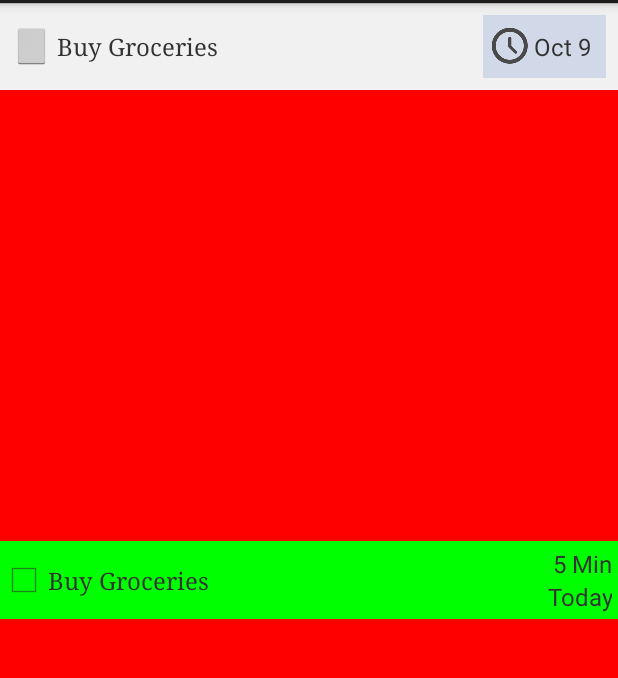
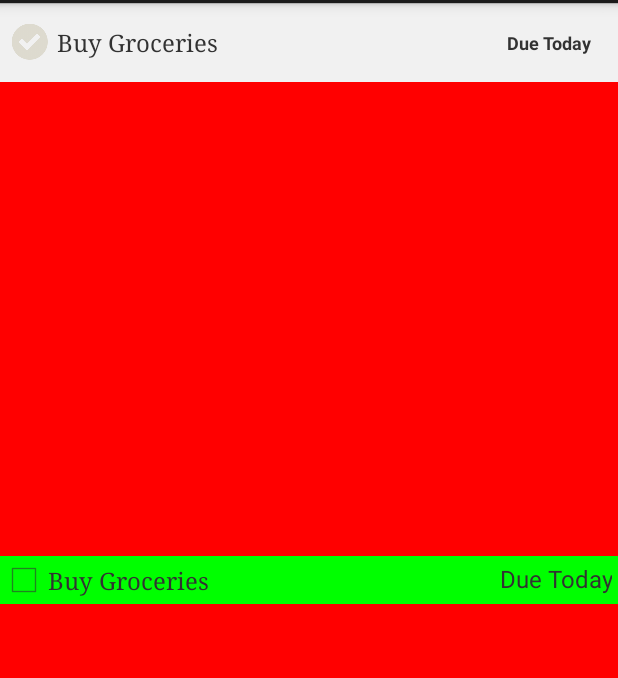
Before and after one commit to odedhb/SmartNote, an Android app: the layout item.xml on its own in the app's theme, with its tools: preview values and no code run, on a phone screen of 412 x 824 dp, the part 69-747 px from its top. Run offline under Robolectric (Android 15) with nearby library versions, the phone set to English and light mode, and no system bars.

Commit message:
Design Changes
added new icons,
changed color strings,
adjusted colors and spacing

```diff
--- /dev/null
+++ b/SmartNoteApp/app/src/main/res/drawable/check_selector.xml
@@ -0,0 +1,8 @@
+<?xml version="1.0" encoding="utf-8"?>
+<selector xmlns:android="http://schemas.android.com/apk/res/android">
+
+
+    <item android:drawable="@drawable/check_selected_icon" android:state_pressed="true"></item>
+    <item android:drawable="@drawable/check_icon"></item>
+
+</selector>
--- /dev/null
+++ b/SmartNoteApp/app/src/main/res/drawable/list_divider.xml
@@ -0,0 +1,5 @@
+<?xml version="1.0" encoding="utf-8"?>
+
+<selector xmlns:android="http://schemas.android.com/apk/res/android">
+
+</selector>
--- a/SmartNoteApp/app/src/main/res/layout/item.xml
+++ b/SmartNoteApp/app/src/main/res/layout/item.xml
@@ -3,7 +3,6 @@
 <RelativeLayout xmlns:android="http://schemas.android.com/apk/res/android"
     android:layout_width="match_parent" android:layout_height="match_parent"
     android:layout_marginBottom="6dp"
-    android:onClick="editItem"
     android:background="#f00">
 
 
@@ -21,7 +20,7 @@
 
 
         <TextView
-            android:text="Buy Groceries"
+            android:text="@string/buy_groceries"
             android:typeface="serif"
             android:layout_width="wrap_content"
             android:layout_height="wrap_content"
@@ -39,16 +38,10 @@
             <TextView
                 android:layout_width="match_parent"
                 android:layout_height="wrap_content"
-                android:text="5 Min"
+                android:text="@string/due_today"
                 android:gravity="right"
                 android:textSize="16sp" />
 
-            <TextView
-                android:layout_width="match_parent"
-                android:layout_height="wrap_content"
-                android:text="Today"
-                android:gravity="right"
-                android:textSize="16sp" />
 
         </LinearLayout>
 
@@ -58,19 +51,22 @@
     <RelativeLayout
         android:layout_width="match_parent"
         android:layout_height="wrap_content"
-        android:background="#f1f1f1"
-        android:padding="8dp">
+        android:background="@color/taskbackground"
+        android:padding="8dp"
+>
 
         <ImageButton
             android:id="@+id/item_done"
             android:layout_width="wrap_content"
             android:layout_height="wrap_content"
-            android:layout_centerVertical="true" />
+            android:layout_centerVertical="true"
+            android:background="@drawable/check_selector"
+            />
 
 
         <TextView
             android:id="@+id/item_description"
-            android:text="Buy Groceries"
+            android:text="@string/buy_groceries"
             android:typeface="serif"
             android:layout_width="wrap_content"
             android:layout_height="wrap_content"
@@ -82,28 +78,27 @@
         <LinearLayout
             android:layout_width="wrap_content"
             android:layout_height="wrap_content"
-            android:background="#d1d9e8"
+
             android:padding="6dp"
             android:layout_alignParentRight="true"
             android:id="@+id/snooze_item"
             >
 
-            <ImageView
+            <TextView
+                android:id="@+id/item_time"
                 android:layout_width="wrap_content"
                 android:layout_height="wrap_content"
-                android:src="@drawable/clock_icon"
-                android:layout_gravity="center_vertical" />
+                android:text="@string/due_today"
+                android:gravity="right"
+                android:layout_gravity="center_vertical"
+                android:textSize="12sp"
+                android:padding="4dp"
+                android:textStyle="bold"
+
+                />
 
 
-            <TextView
-                android:id="@+id/item_time"
-                android:layout_width="match_parent"
-                android:layout_height="wrap_content"
-                android:text="Oct 9"
-                android:gravity="right"
-                android:layout_gravity="center_vertical"
-                android:textSize="16sp"
-                android:padding="4dp"/>
+
 
 
         </LinearLayout>
--- a/SmartNoteApp/app/src/main/res/layout/task_options.xml
+++ b/SmartNoteApp/app/src/main/res/layout/task_options.xml
@@ -29,7 +29,7 @@
 
         <TextView
             android:id="@+id/main_message"
-            android:text="Buy Groceries"
+            android:text="@string/buy_groceries"
             android:gravity="center|left"
             android:layout_width="match_parent"
             android:layout_height="wrap_content"
--- a/SmartNoteApp/app/src/main/res/values/strings.xml
+++ b/SmartNoteApp/app/src/main/res/values/strings.xml
@@ -4,5 +4,10 @@
     <string name="app_name">SmartNote</string>
     <string name="main_message">No reminders</string>
     <string name="action_settings">Settings</string>
+    <string name="create_new_item">Create new item...</string>
+    <string name="buy_groceries">Buy Groceries</string>
+    <string name="write_something">Write Something</string>
+    <string name="due_today">Due Today</string>
+    <string name="today">Today</string>
 
 </resources>
```
Also changed, not shown: SmartNoteApp/app/src/main/res/layout/activity_my.xml (+10 -4 lines), SmartNoteApp/app/src/main/res/layout/enter_item.xml (+17 -14 lines), SmartNoteApp/app/src/main/res/values/colors.xml (added, +14 -0 lines), SmartNoteApp/app/src/main/res/drawable-xxhdpi/add_new_icon.png (added), SmartNoteApp/app/src/main/res/drawable-xxhdpi/check_icon.png (added), SmartNoteApp/app/src/main/res/drawable-xxhdpi/check_selected_icon.png (added), SmartNoteApp/app/src/main/res/drawable-xxhdpi/clock_icon.png, SmartNoteApp/app/src/main/res/drawable-xxhdpi/delete_icon.png (added), SmartNoteApp/app/src/main/res/drawable-xxhdpi/red_clock_icon.png (added), SmartNoteApp/app/src/main/res/drawable-xxhdpi/show_all_icon.png (added), SmartNoteApp/app/src/main/res/drawable-xxhdpi/snooze_icon.png (added), SmartNoteApp/app/src/main/res/drawable-xxhdpi/yellow_clock_icon.png (added).
